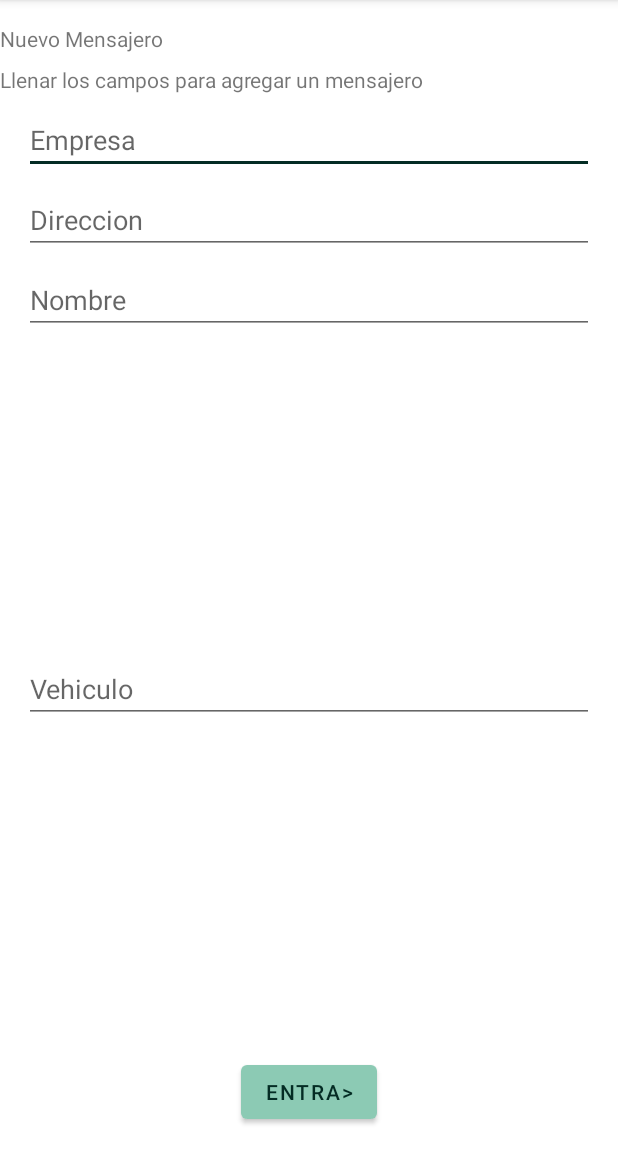
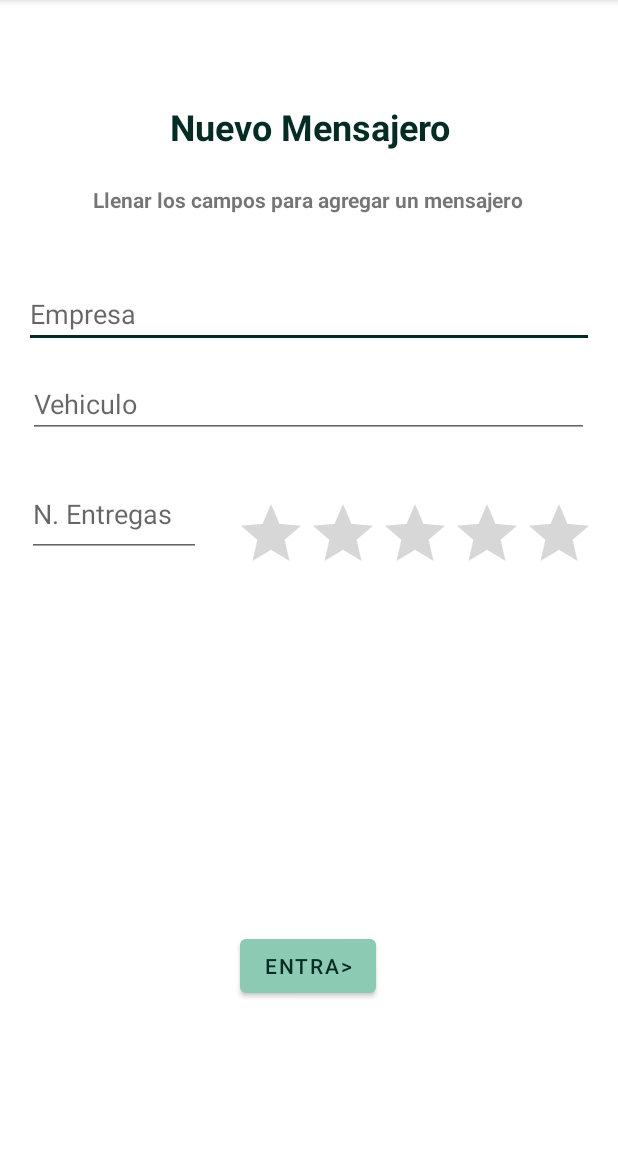
Before and after one commit to Saul-Ceti/MensajeriaTapatia, an Android app: the fragment fragment_mensajero shown on its own in the app's theme, on a phone screen of 412 x 824 dp, the part 84-1236 px from its top. Run offline under Robolectric (Android 15) with nearby library versions, the phone set to English and light mode, and no system bars.

Commit message:
Mensajero(Sincomprobarenemulador)

```diff
--- a/app/src/main/java/com/example/mensajeriatapatia/fragment_mensajero.kt
+++ b/app/src/main/java/com/example/mensajeriatapatia/fragment_mensajero.kt
@@ -1,31 +1,40 @@
 package com.example.mensajeriatapatia
 
 import android.os.Bundle
+import android.util.Log
 import androidx.fragment.app.Fragment
 import android.view.LayoutInflater
 import android.view.View
 import android.view.ViewGroup
+import android.widget.Button
+import android.widget.EditText
+import android.widget.RatingBar
+import android.widget.Toast
 
-// TODO: Rename parameter arguments, choose names that match
-// the fragment initialization parameters, e.g. ARG_ITEM_NUMBER
 private const val ARG_PARAM1 = "param1"
 private const val ARG_PARAM2 = "param2"
 
-/**
- * A simple [Fragment] subclass.
- * Use the [fragment_mensajero.newInstance] factory method to
- * create an instance of this fragment.
- */
 class fragment_mensajero : Fragment() {
-    // TODO: Rename and change types of parameters
+    private lateinit var empresaEditText: EditText
+    private lateinit var vehiculoEditText: EditText
+    private lateinit var entregasEditText: EditText
+    private lateinit var valoracionRatingBar: RatingBar
+
     private var param1: String? = null
     private var param2: String? = null
+
+    // Instancia de Mensajero
+    private var mensajero: Mensajero? = null
 
     override fun onCreate(savedInstanceState: Bundle?) {
         super.onCreate(savedInstanceState)
         arguments?.let {
             param1 = it.getString(ARG_PARAM1)
             param2 = it.getString(ARG_PARAM2)
+            Log.d("TAG", "Entrando en onCreateView de fragment_mensajero")
+            Toast.makeText(requireContext(), "onCreate llamado", Toast.LENGTH_SHORT).show()
+            Toast.makeText(activity?.applicationContext, "Mensaje", Toast.LENGTH_SHORT).show()
+
         }
     }
 
@@ -33,27 +42,83 @@ class fragment_mensajero : Fragment() {
         inflater: LayoutInflater, container: ViewGroup?,
         savedInstanceState: Bundle?
     ): View? {
-        // Inflate the layout for this fragment
-        return inflater.inflate(R.layout.fragment_mensajero, container, false)
+        Toast.makeText(requireContext(), "Fragmento inflado correctamente", Toast.LENGTH_SHORT).show()
+        Toast.makeText(activity?.applicationContext, "Mensaje", Toast.LENGTH_SHORT).show()
+
+        val view = inflater.inflate(R.layout.fragment_mensajero, container, false)
+
+        // Inicializar vistas
+        empresaEditText = view.findViewById(R.id.edtEmpresa)
+        vehiculoEditText = view.findViewById(R.id.edtVehiculo)
+        entregasEditText = view.findViewById(R.id.edtEntregas)
+        valoracionRatingBar = view.findViewById(R.id.rbValoracion)
+
+        // Configurar evento de clic para algún botón o acción
+        // Puedes llamar a la función para crear una instancia de Mensajero
+        view.findViewById<Button>(R.id.btnEntra2).setOnClickListener {
+            Log.d("TAG", "Botón Entra2 clickeado")
+            if (validarCampos()) {
+                crearInstanciaMensajero()
+                Toast.makeText(requireContext(), "Mensajero creado correctamente", Toast.LENGTH_SHORT).show()
+            } else {
+                // Mostrar un mensaje de error al usuario
+                Toast.makeText(requireContext(), "Por favor, complete todos los campos", Toast.LENGTH_SHORT).show()
+            }
+        }
+
+        // Configurar el listener para el RatingBar
+        valoracionRatingBar.setOnRatingBarChangeListener { _, rating, fromUser ->
+            // "rating" contiene el valor seleccionado por el usuario
+            // "fromUser" indica si el cambio provino del usuario (true) o fue programático (false)
+            // Puedes realizar acciones aquí según la calificación seleccionada
+            Toast.makeText(requireContext(), "Calificación: $rating", Toast.LENGTH_SHORT).show()
+            Log.d("TAG", "Calificación cambiada a: $rating")
+        }
+
+        return view
     }
 
-    companion object {
-        /**
-         * Use this factory method to create a new instance of
-         * this fragment using the provided parameters.
-         *
-         * @param param1 Parameter 1.
-         * @param param2 Parameter 2.
-         * @return A new instance of fragment fragment_mensajero.
-         */
-        // TODO: Rename and change types and number of parameters
-        @JvmStatic
-        fun newInstance(param1: String, param2: String) =
-            fragment_mensajero().apply {
-                arguments = Bundle().apply {
-                    putString(ARG_PARAM1, param1)
-                    putString(ARG_PARAM2, param2)
-                }
-            }
+    // Función para validar que los campos estén completos
+    private fun validarCampos(): Boolean {
+        val camposCompletos = empresaEditText.text.isNotBlank() &&
+                vehiculoEditText.text.isNotBlank() &&
+                entregasEditText.text.isNotBlank()
+
+        if (!camposCompletos) {
+            Log.d("TAG", "Campos incompletos")
+        }
+
+        return camposCompletos
     }
+
+    // Función para crear una instancia de Mensajero
+    private fun crearInstanciaMensajero() {
+        mensajero = Mensajero().apply {
+            empresa = empresaEditText.text.toString()
+            vehiculo = vehiculoEditText.text.toString()
+
+            // Manejo de posibles errores al convertir el texto a Int
+            entregas = entregasEditText.text.toString().toIntOrNull() ?: 0
+
+            valoraciones = valoracionRatingBar.rating.toDouble()
+        }
+
+        // Agregar el mensajero a la lista en el repositorio
+        mensajero?.let {
+            MensajeroRepository.agregarMensajero(it)
+            // Puedes realizar otras acciones o enviar 'mensajero' a donde sea necesario
+            Log.d("TAG", "Mensajero agregado a la lista en el repositorio")
+        }
+    }
+    override fun onDestroyView() {
+        super.onDestroyView()
+        Log.d("TAG", "onDestroyView llamado")
+
+    }
+
+    override fun onResume() {
+        super.onResume()
+        Log.d("TAG", "Fragmento Mensajero onResume")
+    }
+
 }
--- a/app/src/main/java/com/example/mensajeriatapatia/ui/home/HomeFragment.kt
+++ b/app/src/main/java/com/example/mensajeriatapatia/ui/home/HomeFragment.kt
@@ -5,6 +5,7 @@ import android.view.LayoutInflater
 import android.view.View
 import android.view.ViewGroup
 import android.widget.TextView
+import android.widget.Toast
 import androidx.fragment.app.Fragment
 import androidx.lifecycle.ViewModelProvider
 import com.example.mensajeriatapatia.databinding.FragmentHomeBinding
--- a/app/src/main/res/layout/fragment_mensajero.xml
+++ b/app/src/main/res/layout/fragment_mensajero.xml
@@ -1,5 +1,6 @@
 <?xml version="1.0" encoding="utf-8"?>
-<androidx.constraintlayout.widget.ConstraintLayout xmlns:android="http://schemas.android.com/apk/res/android"
+<androidx.constraintlayout.widget.ConstraintLayout
+    xmlns:android="http://schemas.android.com/apk/res/android"
     xmlns:app="http://schemas.android.com/apk/res-auto"
     xmlns:tools="http://schemas.android.com/tools"
     android:layout_width="match_parent"
@@ -10,83 +11,99 @@
         android:id="@+id/txtTitulo5"
         android:layout_width="0dp"
         android:layout_height="wrap_content"
+        android:layout_marginTop="68dp"
+        android:layout_marginBottom="11dp"
         android:text="@string/menu_mensajero"
+        android:textAlignment="center"
+        android:textColor="@color/titles"
+        android:textSize="24dp"
+        android:textStyle="bold"
+        app:layout_constraintBottom_toTopOf="@+id/textView7"
+        app:layout_constraintEnd_toEndOf="parent"
+        app:layout_constraintHorizontal_bias="0.0"
         app:layout_constraintStart_toStartOf="parent"
-        app:layout_constraintEnd_toEndOf="parent"
-        app:layout_constraintTop_toTopOf="parent"
-        android:layout_marginTop="16dp"/>
+        app:layout_constraintTop_toTopOf="parent" />
 
     <TextView
         android:id="@+id/textView7"
         android:layout_width="0dp"
         android:layout_height="wrap_content"
+        android:layout_marginStart="62dp"
+        android:layout_marginTop="11dp"
+        android:layout_marginEnd="58dp"
+        android:layout_marginBottom="44dp"
         android:text="@string/campos3"
-        app:layout_constraintTop_toBottomOf="@+id/txtTitulo5"
+        android:textStyle="bold"
+        app:layout_constraintBottom_toTopOf="@+id/edtEmpresa"
+        app:layout_constraintEnd_toEndOf="parent"
         app:layout_constraintStart_toStartOf="parent"
-        app:layout_constraintEnd_toEndOf="parent"
-        android:layout_marginTop="8dp"/>
+        app:layout_constraintTop_toBottomOf="@+id/txtTitulo5" />
 
     <EditText
         android:id="@+id/edtEmpresa"
         android:layout_width="0dp"
         android:layout_height="wrap_content"
+        android:layout_marginStart="16dp"
+        android:layout_marginTop="44dp"
+        android:layout_marginEnd="16dp"
         android:hint="@string/empresa"
         android:inputType="text"
-        app:layout_constraintTop_toBottomOf="@+id/textView7"
+        app:layout_constraintEnd_toEndOf="parent"
+        app:layout_constraintHorizontal_bias="0.0"
         app:layout_constraintStart_toStartOf="parent"
-        app:layout_constraintEnd_toEndOf="parent"
-        android:layout_marginTop="8dp"
-        android:layout_marginStart="16dp"
-        android:layout_marginEnd="16dp"/>
-
-    <EditText
-        android:id="@+id/edtDireccion"
-        android:layout_width="0dp"
-        android:layout_height="wrap_content"
-        android:hint="@string/direccionM"
-        android:inputType="text"
-        app:layout_constraintTop_toBottomOf="@+id/edtEmpresa"
-        app:layout_constraintStart_toStartOf="parent"
-        app:layout_constraintEnd_toEndOf="parent"
-        android:layout_marginTop="8dp"
-        android:layout_marginStart="16dp"
-        android:layout_marginEnd="16dp"/>
-
-    <EditText
-        android:id="@+id/edtNombreM"
-        android:layout_width="0dp"
-        android:layout_height="wrap_content"
-        android:hint="@string/nombreMensajero"
-        android:inputType="text"
-        app:layout_constraintTop_toBottomOf="@+id/edtDireccion"
-        app:layout_constraintStart_toStartOf="parent"
-        app:layout_constraintEnd_toEndOf="parent"
-        android:layout_marginTop="8dp"
-        android:layout_marginStart="16dp"
-        android:layout_marginEnd="16dp"/>
+        app:layout_constraintTop_toBottomOf="@+id/textView7" />
 
     <EditText
         android:id="@+id/edtVehiculo"
-        android:layout_width="0dp"
-        android:layout_height="wrap_content"
+        android:layout_width="374dp"
+        android:layout_height="44dp"
+        android:layout_marginStart="18dp"
+        android:layout_marginTop="16dp"
+        android:layout_marginEnd="19dp"
+        android:layout_marginBottom="22dp"
         android:hint="@string/vehiculo"
         android:inputType="text"
-        app:layout_constraintTop_toBottomOf="@+id/edtNombreM"
+        app:layout_constraintBottom_toTopOf="@+id/edtEntregas"
+        app:layout_constraintEnd_toEndOf="parent"
         app:layout_constraintStart_toStartOf="parent"
-        app:layout_constraintEnd_toEndOf="parent"
-        android:layout_marginTop="8dp"
-        android:layout_marginStart="16dp"
-        android:layout_marginEnd="16dp"
-        app:layout_constraintBottom_toTopOf="@+id/btnEntra2"
-        android:layout_marginBottom="16dp"/>
+        app:layout_constraintTop_toBottomOf="@+id/edtEmpresa" />
 
     <Button
         android:id="@+id/btnEntra2"
         android:layout_width="wrap_content"
         android:layout_height="wrap_content"
+        android:layout_marginBottom="100dp"
         android:text="@string/entrar"
+        app:layout_constraintBottom_toBottomOf="parent"
+        app:layout_constraintEnd_toEndOf="parent"
+        app:layout_constraintHorizontal_bias="0.498"
+        app:layout_constraintStart_toStartOf="parent" />
+
+    <EditText
+        android:id="@+id/edtEntregas"
+        android:layout_width="116dp"
+        android:layout_height="57dp"
+        android:layout_marginStart="30dp"
+        android:layout_marginTop="22dp"
+        android:layout_marginEnd="11dp"
+        android:ems="10"
+        android:hint="@string/entrehgas"
+        android:inputType="number"
+        app:layout_constraintEnd_toStartOf="@+id/rbValoracion"
         app:layout_constraintStart_toStartOf="parent"
+        app:layout_constraintTop_toBottomOf="@+id/edtVehiculo" />
+
+    <RatingBar
+        android:id="@+id/rbValoracion"
+        android:layout_width="wrap_content"
+        android:layout_height="wrap_content"
+        android:layout_marginStart="11dp"
+        android:layout_marginTop="22dp"
+        android:layout_marginEnd="27dp"
+        android:layout_marginBottom="213dp"
+        android:numStars="5"
+        app:layout_constraintBottom_toTopOf="@+id/btnEntra2"
         app:layout_constraintEnd_toEndOf="parent"
-        app:layout_constraintBottom_toBottomOf="parent"
-        android:layout_marginBottom="16dp"/>
+        app:layout_constraintStart_toEndOf="@+id/edtEntregas"
+        app:layout_constraintTop_toBottomOf="@+id/edtVehiculo" />
 </androidx.constraintlayout.widget.ConstraintLayout>
--- a/app/src/main/res/values/strings.xml
+++ b/app/src/main/res/values/strings.xml
@@ -53,7 +53,7 @@
     <!-- Fragment Mensajero -->
     <string name="campos3">Llenar los campos para agregar un mensajero</string>
     <string name="empresa">Empresa</string>
-    <string name="direccionM">Direccion</string>
+    <string name="entrehgas">N. Entregas</string>
     <string name="nombreMensajero">Nombre</string>
     <string name="vehiculo">Vehiculo</string>
     <string name="entraM">Entra></string>
```
Also changed, not shown: app/src/main/java/com/example/mensajeriatapatia/Mensajero.kt (+9 -7 lines), app/src/main/java/com/example/mensajeriatapatia/MensajeroRepository.kt (added, +13 -0 lines).
